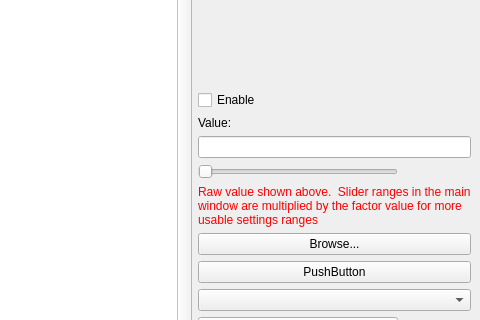
Before: the Qt Designer form SM/settingswindow.ui in walmis/VPforce-TelemFFB, drawn with Qt 5; both pictures show x 584 to 1064 and y 178 to 498 of the 1064 by 931 pixel window.
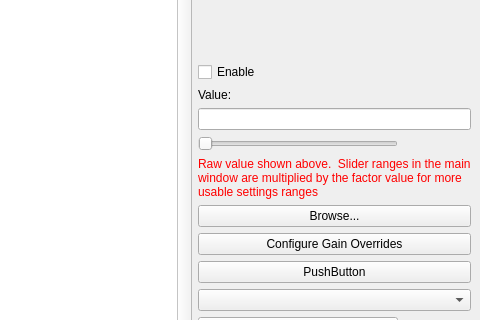
After: the same form once the commit is applied.

Commit message: implement configurator gain overrides per model/sim/class

Patch:
```diff
--- a/SM/settingswindow.ui
+++ b/SM/settingswindow.ui
@@ -474,6 +474,13 @@
           </property>
          </widget>
         </item>
+        <item>
+         <widget class="QPushButton" name="b_gainoverrides">
+          <property name="text">
+           <string>Configure Gain Overrides</string>
+          </property>
+         </widget>
+        </item>
         <item>
          <widget class="QPushButton" name="b_usb_button">
           <property name="text">
```
The commit also changes 11 other files.
